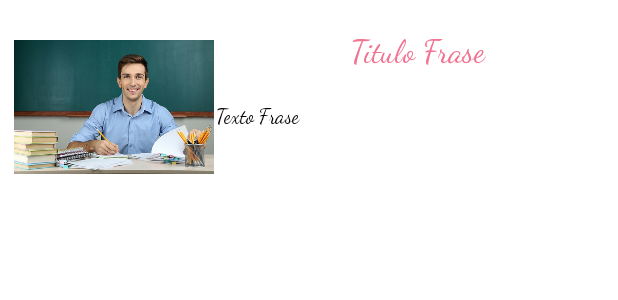
After one commit to andresvega82/COSW-2017-ForeignMobile, an Android app: the layout item_tutor.xml on its own in the app's theme, with its tools: preview values and no code run, on a phone screen of 412 x 824 dp. The commit adds this screen. Shown: the top 300 px of the screen. Run offline under Robolectric (Android 15) with nearby library versions, the phone set to English and light mode, and no system bars.

Commit message:
lista profesores, modifaciones de fotos y detalles

```diff
--- /dev/null
+++ b/app/src/main/res/layout/item_tutor.xml
@@ -0,0 +1,76 @@
+<?xml version="1.0" encoding="utf-8"?>
+
+<RelativeLayout xmlns:android="http://schemas.android.com/apk/res/android"
+    android:orientation="vertical" android:layout_width="match_parent"
+    android:layout_height="match_parent"
+    android:background="@android:color/background_light">
+
+    <LinearLayout
+        android:layout_width="match_parent"
+        android:layout_height="match_parent"
+        android:orientation="horizontal">
+
+        <LinearLayout
+            android:layout_width="144dp"
+            android:layout_height="178dp"
+            android:orientation="vertical"
+            android:weightSum="1">
+
+            <Space
+                android:layout_width="match_parent"
+                android:layout_height="wrap_content"
+                android:layout_weight="0.29" />
+
+            <ImageView
+                android:id="@+id/imageView4"
+                android:layout_width="match_parent"
+                android:layout_height="89dp"
+                android:layout_alignParentStart="true"
+                android:layout_alignParentTop="true"
+                android:layout_marginLeft="8dp"
+                android:layout_marginTop="2dp"
+                android:adjustViewBounds="true"
+                android:cropToPadding="false"
+                android:maxHeight="35dp"
+                android:maxWidth="74dp"
+                android:src="@drawable/profesor1" />
+        </LinearLayout>
+
+        <LinearLayout
+            android:layout_width="189dp"
+            android:layout_height="174dp"
+            android:orientation="vertical"
+            android:layout_weight="0.44">
+
+            <TextView
+                android:id="@+id/category"
+                android:layout_width="match_parent"
+                android:layout_height="wrap_content"
+                android:layout_alignParentTop="true"
+                android:layout_toEndOf="@+id/imageView4"
+                android:layout_toRightOf="@+id/imageView4"
+                android:layout_weight="1.87"
+                android:fontFamily="cursive"
+                android:gravity="center"
+                android:text="Titulo Frase"
+                android:textAppearance="?android:attr/textAppearanceLarge"
+                android:textColor="@color/colorAccent"
+                android:textSize="21sp" />
+
+            <TextView
+                android:id="@+id/texto"
+                android:layout_width="match_parent"
+                android:layout_height="wrap_content"
+                android:layout_below="@+id/category"
+                android:layout_toEndOf="@+id/imageView4"
+                android:layout_toRightOf="@+id/imageView4"
+                android:layout_weight="3.85"
+                android:fontFamily="cursive"
+                android:text="Texto Frase"
+                android:textColor="@color/colorPrimary" />
+
+        </LinearLayout>
+
+    </LinearLayout>
+
+</RelativeLayout>
```
Also changed, not shown: app/src/main/java/edu/eci/com/foreignmobile/entities/AdapterItem.java (added, +78 -0 lines), app/src/main/java/edu/eci/com/foreignmobile/entities/Tutor.java (added, +60 -0 lines), app/src/main/java/edu/eci/com/foreignmobile/ui/activity/NewTutorialActivity.java (+50 -8 lines), app/src/main/res/layout/content_new_tutorial2.xml (+8 -0 lines), app/src/main/res/drawable/profesor1.jpg (added), app/src/main/res/drawable/profesor2.jpg (added), app/src/main/res/drawable/profesor3.jpg (added).
